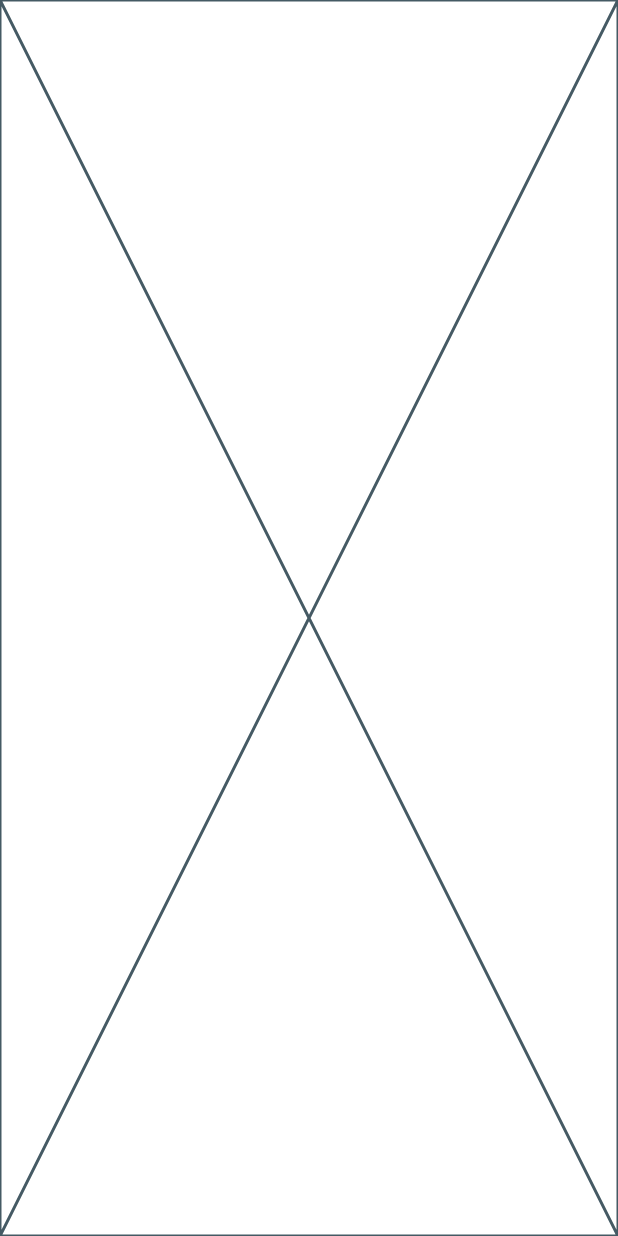
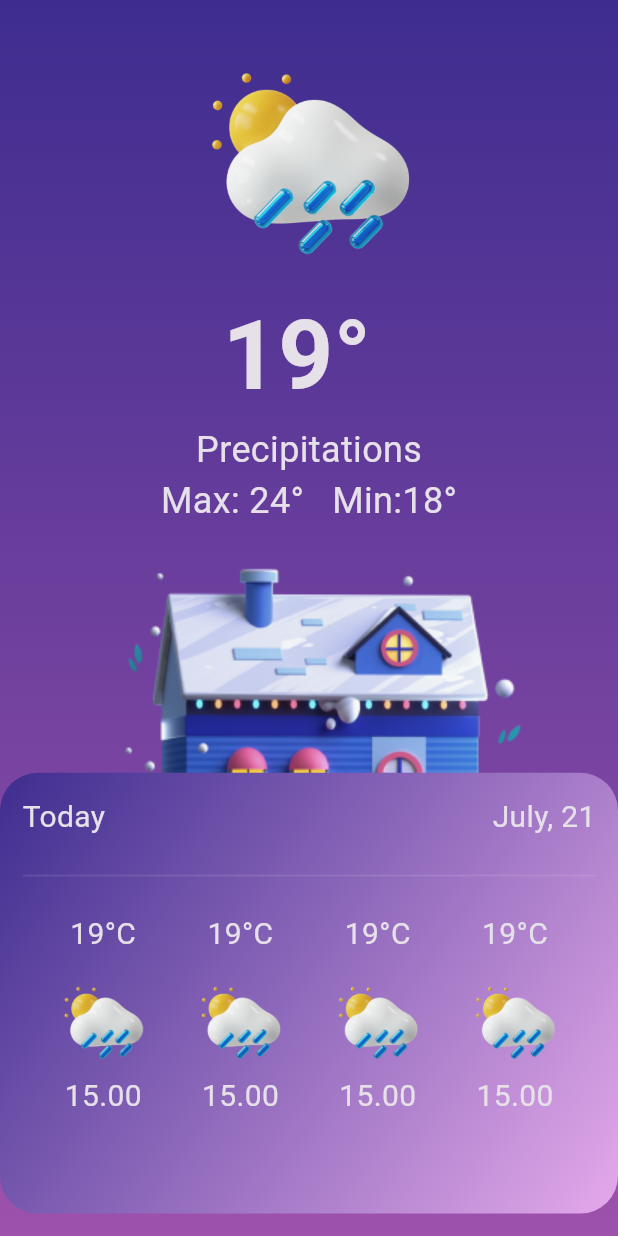
Before and after one commit to BasmaMounir/Weather-App, a Flutter app: the screen it shows after launch, after a tap on an icon or button, on a phone screen of 412 x 824 dp. Run offline on Flutter 3.47's test engine with Material 3 defaults, Android fonts, the phone set to English and light mode, and no system bars; our stand-ins replace dio, either_dart, flutter_screenutil, lottie.

Commit message:
feat/home screen ui is done

```diff
--- a/lib/main.dart
+++ b/lib/main.dart
@@ -20,6 +20,7 @@ class MyApp extends StatelessWidget {
       splitScreenMode: true,
       child: MaterialApp(
         debugShowCheckedModeBanner: false,
+        theme: ThemeData.dark(),
         initialRoute: Constants.startedScreenRouteName,
         routes: {
           Constants.startedScreenRouteName: (context) => const StartedView(),
--- a/lib/weather/cores/utils/constants.dart
+++ b/lib/weather/cores/utils/constants.dart
@@ -1,10 +1,13 @@
 import 'package:flutter/material.dart';
 
 class Constants{
+  static const String API_KEY = '8e0150fa0d80498c936174435241505';
+  static const String baseUrl = 'http://api.weatherapi.com';
   static const String startedScreenRouteName = 'Started Screen';
   static const String homeScreenRouteName = 'Home Screen';
   static const Color blue_Violet = Color(0xff3E2D8F);
   static const Color purpureus = Color(0xff9D52AC);
+  static const Color lightPurpureus = Color(0xffe4a9ea);
   static const Color gold = Color(0xffDDB130);
 
 }
--- /dev/null
+++ b/lib/weather/domain/repository/dataSource/weather_data_source.dart
@@ -0,0 +1,6 @@
+import 'package:either_dart/either.dart';
+import 'package:weather/weather/domain/entities/weather_response_entity.dart';
+
+abstract class WeatherDataSource{
+  Future<Either<String,WeatherResponseEntity>> getWeather(String countryName);
+}
--- /dev/null
+++ b/lib/weather/presentation/screens/custom_container.dart
@@ -0,0 +1,94 @@
+import 'package:flutter/material.dart';
+import 'package:flutter_screenutil/flutter_screenutil.dart';
+import 'package:weather/weather/cores/utils/constants.dart';
+
+class CustomContainer extends StatelessWidget {
+  const CustomContainer({super.key});
+
+  @override
+  Widget build(BuildContext context) {
+    return  Align(
+      alignment: Alignment.bottomCenter,
+      child: Container(
+        width: 428.w,
+        height: 246.h,
+        padding: const EdgeInsets.all(15),
+        margin: const EdgeInsets.symmetric(vertical: 15),
+        decoration: BoxDecoration(
+            borderRadius:BorderRadius.circular(25) ,
+            gradient: const LinearGradient(
+              begin: Alignment.topLeft,
+              end: Alignment.bottomRight,
+              colors: [Constants.blue_Violet, Constants.lightPurpureus],
+            )),
+        child: Column(
+          children: [
+            Row(
+              mainAxisAlignment: MainAxisAlignment.spaceBetween,
+              children: [
+              Text('Today',style: TextStyle(fontSize: 20)),
+              Text('July, 21',style: TextStyle(fontSize: 20)),
+            ],),
+            Container(
+              margin: EdgeInsets.symmetric(vertical: 20.h),
+              color: Colors.white10,height: 1.h,),
+
+            Row(
+              mainAxisAlignment: MainAxisAlignment.spaceEvenly,
+              children: [
+                Column(
+                  children: [
+                    Text('19°C',style: TextStyle(fontSize: 20)),
+                    Image(
+                      image: AssetImage('Assets/Images/weather-Image.png'),
+                      height: 66.h,
+                      width: 66.w,
+                    ),
+                    Text('15.00',style: TextStyle(fontSize: 20)),
+
+                  ],
+                ),
+                Column(
+                  children: [
+                    Text('19°C',style: TextStyle(fontSize: 20)),
+                    Image(
+                      image: AssetImage('Assets/Images/weather-Image.png'),
+                      height: 66.h,
+                      width: 66.w,
+                    ),
+                    Text('15.00',style: TextStyle(fontSize: 20)),
+
+                  ],
+                ),
+                Column(
+                  children: [
+                    Text('19°C',style: TextStyle(fontSize: 20)),
+                    Image(
+                      image: AssetImage('Assets/Images/weather-Image.png'),
+                      height: 66.h,
+                      width: 66.w,
+                    ),
+                    Text('15.00',style: TextStyle(fontSize: 20)),
+
+                  ],
+                ),
+                Column(
+                  children: [
+                    Text('19°C',style: TextStyle(fontSize: 20)),
+                    Image(
+                      image: AssetImage('Assets/Images/weather-Image.png'),
+                      height: 66.h,
+                      width: 66.w,
+                    ),
+                    Text('15.00',style: TextStyle(fontSize: 20)),
+
+                  ],
+                ),
+              ],
+            ),
+          ],
+        ),
+      ),
+    );
+  }
+}
--- a/lib/weather/presentation/screens/home_view.dart
+++ b/lib/weather/presentation/screens/home_view.dart
@@ -1,10 +1,61 @@
+import 'package:flutter/cupertino.dart';
 import 'package:flutter/material.dart';
+import 'package:flutter/painting.dart';
+import 'package:flutter/widgets.dart';
+import 'package:flutter_screenutil/flutter_screenutil.dart';
+import 'package:weather/weather/cores/utils/constants.dart';
+import 'package:weather/weather/presentation/screens/custom_container.dart';
 
 class HomeView extends StatelessWidget {
   const HomeView({super.key});
 
   @override
   Widget build(BuildContext context) {
-    return const Placeholder();
+    return Scaffold(
+        body: Stack(children: [
+      Container(
+        width: double.infinity,
+        height: double.infinity,
+        decoration: const BoxDecoration(
+            gradient: LinearGradient(
+          begin: Alignment.topCenter,
+          end: Alignment.bottomCenter,
+          colors: [Constants.blue_Violet, Constants.purpureus],
+        )),
+      ),
+      SingleChildScrollView(
+          child: Align(
+            alignment: Alignment.topCenter,
+            child: Column(
+              children: [
+                Image(
+                  image: AssetImage('Assets/Images/weather-Image.png'),
+                  height: 160.h,
+                  width: 244.w,
+                ),
+                Text(
+                  '19° ',
+                  style: TextStyle(
+                      fontSize: 64,
+                      fontWeight: FontWeight.bold),
+                ),
+                Text(
+                  'Precipitations',
+                  style: TextStyle(fontSize: 24,),
+                ),
+                Text(
+                  'Max: 24°   Min:18°',
+                  style: TextStyle(fontSize: 24,),
+                ),
+                Image(
+                  image: AssetImage('Assets/Images/House.png'),
+                  height: 198.h,
+                  width: 336.w,
+                ),
+              ],
+            ),
+          )),
+          CustomContainer()
+    ]));
   }
 }
--- a/lib/weather/presentation/screens/started_view.dart
+++ b/lib/weather/presentation/screens/started_view.dart
@@ -33,7 +33,6 @@ class StartedView extends StatelessWidget {
                     'Weather ',
                     style: TextStyle(
                         fontSize: 64,
-                        color: Colors.white,
                         fontWeight: FontWeight.bold),
                   ),
                   const Text('ForeCasts',
--- a/pubspec.yaml
+++ b/pubspec.yaml
@@ -37,6 +37,8 @@ dependencies:
   cupertino_icons: ^1.0.6
   lottie: ^3.1.1
   flutter_screenutil: ^5.9.1
+  dio: ^5.4.3+1
+  either_dart: ^1.0.0
 
 dev_dependencies:
   flutter_test:
```
Also changed, not shown: lib/weather/cores/utils/api_manger.dart (added, +22 -0 lines), lib/weather/data/model/weather_respons_DM.dart (added, +168 -0 lines), lib/weather/data/repository/dataSource/weather_data_source_impl.dart (added, +34 -0 lines), lib/weather/data/repository/repository/weather_repository_impl.dart (added, +13 -0 lines), lib/weather/domain/entities/weather.dart (deleted, +0 -9 lines), lib/weather/domain/entities/weather_response_entity.dart (added, +96 -0 lines), lib/weather/domain/repository/repository/weather_repository.dart (added, +7 -0 lines), lib/weather/domain/useCase/weather_use_case.dart (added, +11 -0 lines), Assets/Images/House.png (added), pubspec.lock.
